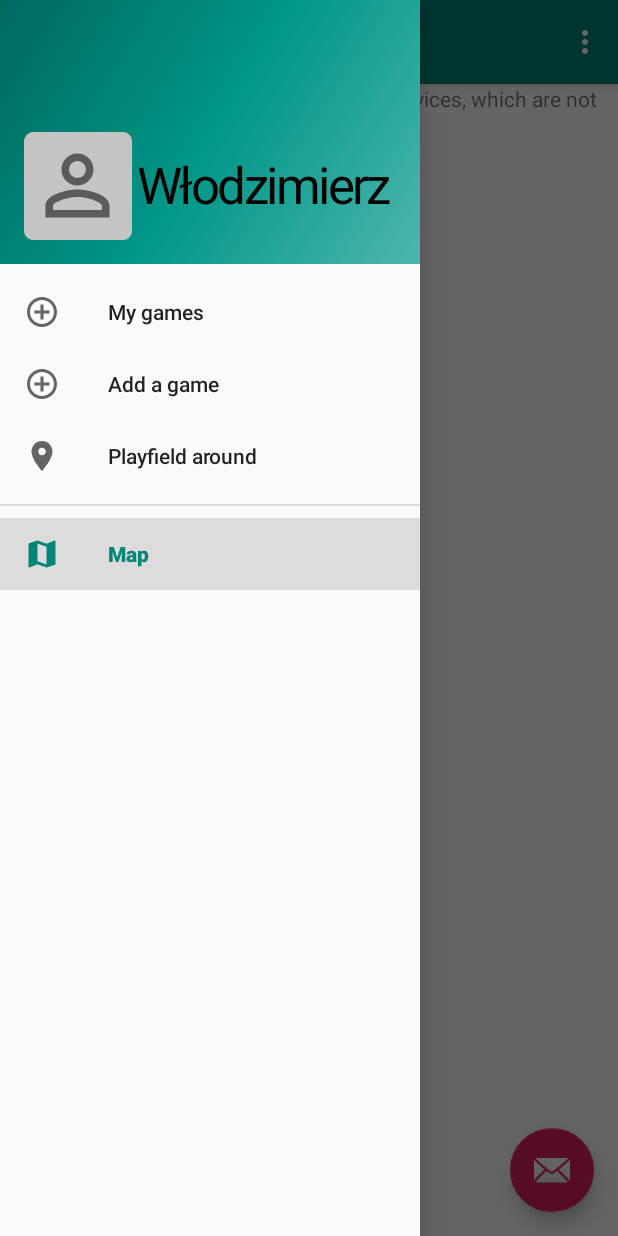
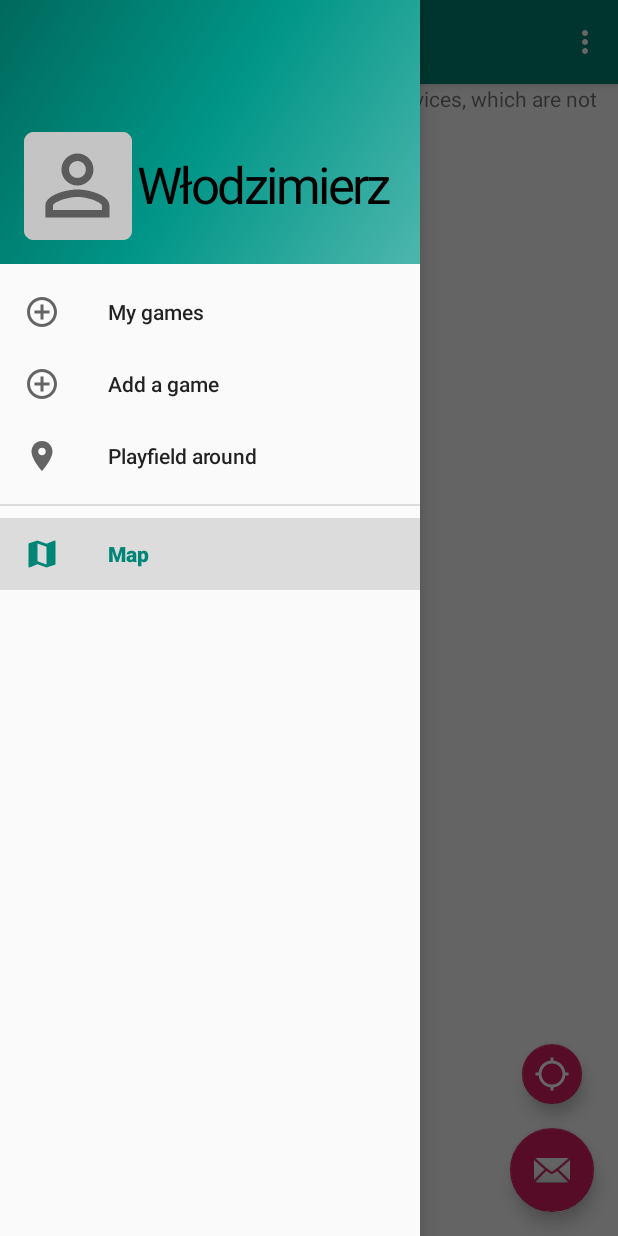
Before and after one commit to maciekkoz98/SportyApp, an Android app: the screen it shows after launch (MainActivity), with the side drawer open, on a phone screen of 412 x 824 dp. Run offline under Robolectric (Android 15) with nearby library versions, the phone set to English and light mode, and no system bars; our stand-ins replace navigation-ui.

Commit message:
localization in map fragment

```diff
--- a/SportyApp/app/build.gradle
+++ b/SportyApp/app/build.gradle
@@ -40,4 +40,5 @@ dependencies {
     testImplementation 'junit:junit:4.12'
     androidTestImplementation 'androidx.test.ext:junit:1.1.1'
     androidTestImplementation 'androidx.test.espresso:espresso-core:3.2.0'
+    implementation 'com.google.android.gms:play-services-location:17.0.0'
 }
--- a/SportyApp/app/src/main/AndroidManifest.xml
+++ b/SportyApp/app/src/main/AndroidManifest.xml
@@ -1,6 +1,8 @@
 <?xml version="1.0" encoding="utf-8"?>
 <manifest xmlns:android="http://schemas.android.com/apk/res/android"
     package="com.example.sportyapp">
+
+    <uses-permission android:name="android.permission.ACCESS_FINE_LOCATION" />
 
     <application
         android:allowBackup="true"
--- a/SportyApp/app/src/main/java/com/example/sportyapp/MainActivity.kt
+++ b/SportyApp/app/src/main/java/com/example/sportyapp/MainActivity.kt
@@ -12,9 +12,10 @@ import androidx.navigation.ui.AppBarConfiguration
 import androidx.navigation.ui.navigateUp
 import androidx.navigation.ui.setupActionBarWithNavController
 import androidx.navigation.ui.setupWithNavController
-import com.google.android.material.floatingactionbutton.FloatingActionButton
 import com.google.android.material.navigation.NavigationView
-import com.google.android.material.snackbar.Snackbar
+import androidx.navigation.ui.AppBarConfiguration as AppBarConfiguration1
+
+const val REQUEST_LOCATION = 2137
 
 class MainActivity : AppCompatActivity() {
 
@@ -26,17 +27,12 @@ class MainActivity : AppCompatActivity() {
         val toolbar: Toolbar = findViewById(R.id.toolbar)
         setSupportActionBar(toolbar)
 
-        val fab: FloatingActionButton = findViewById(R.id.fab)
-        fab.setOnClickListener { view ->
-            Snackbar.make(view, "Replace with your own action", Snackbar.LENGTH_LONG)
-                .setAction("Action", null).show()
-        }
         val drawerLayout: DrawerLayout = findViewById(R.id.drawer_layout)
         val navView: NavigationView = findViewById(R.id.nav_view)
         val navController = findNavController(R.id.nav_host_fragment)
         // Passing each menu ID as a set of Ids because each
         // menu should be considered as top level destinations.
-        appBarConfiguration = AppBarConfiguration(
+        appBarConfiguration = AppBarConfiguration1(
             setOf(
                 R.id.nav_home, R.id.nav_fields, R.id.nav_my_games,
                 R.id.nav_add_game
--- /dev/null
+++ b/SportyApp/app/src/main/res/drawable/ic_location_searching_white_24dp.xml
@@ -0,0 +1,10 @@
+<vector android:height="24dp"
+    android:tint="#FFFFFF"
+    android:viewportHeight="24.0"
+    android:viewportWidth="24.0"
+    android:width="24dp"
+    xmlns:android="http://schemas.android.com/apk/res/android">
+    <path
+        android:fillColor="#FF000000"
+        android:pathData="M20.94,11c-0.46,-4.17 -3.77,-7.48 -7.94,-7.94V1h-2v2.06C6.83,3.52 3.52,6.83 3.06,11H1v2h2.06c0.46,4.17 3.77,7.48 7.94,7.94V23h2v-2.06c4.17,-0.46 7.48,-3.77 7.94,-7.94H23v-2h-2.06zM12,19c-3.87,0 -7,-3.13 -7,-7s3.13,-7 7,-7 7,3.13 7,7 -3.13,7 -7,7z" />
+</vector>
--- /dev/null
+++ b/SportyApp/app/src/main/res/drawable/ic_my_location_white_24dp.xml
@@ -0,0 +1,10 @@
+<vector android:height="12dp"
+    android:tint="#FFFFFF"
+    android:viewportHeight="24.0"
+    android:viewportWidth="24.0"
+    android:width="12dp"
+    xmlns:android="http://schemas.android.com/apk/res/android">
+    <path
+        android:fillColor="#FF000000"
+        android:pathData="M12,8c-2.21,0 -4,1.79 -4,4s1.79,4 4,4 4,-1.79 4,-4 -1.79,-4 -4,-4zM20.94,11c-0.46,-4.17 -3.77,-7.48 -7.94,-7.94L13,1h-2v2.06C6.83,3.52 3.52,6.83 3.06,11L1,11v2h2.06c0.46,4.17 3.77,7.48 7.94,7.94L11,23h2v-2.06c4.17,-0.46 7.48,-3.77 7.94,-7.94L23,13v-2h-2.06zM12,19c-3.87,0 -7,-3.13 -7,-7s3.13,-7 7,-7 7,3.13 7,7 -3.13,7 -7,7z" />
+</vector>
--- a/SportyApp/app/src/main/res/layout/app_bar_main.xml
+++ b/SportyApp/app/src/main/res/layout/app_bar_main.xml
@@ -15,6 +15,7 @@
             android:id="@+id/toolbar"
             android:layout_width="match_parent"
             android:layout_height="?attr/actionBarSize"
+            android:layout_gravity="bottom|end"
             android:background="?attr/colorPrimary"
             app:popupTheme="@style/AppTheme.PopupOverlay" />
 
@@ -22,12 +23,5 @@
 
     <include layout="@layout/content_main" />
 
-    <com.google.android.material.floatingactionbutton.FloatingActionButton
-        android:id="@+id/fab"
-        android:layout_width="wrap_content"
-        android:layout_height="wrap_content"
-        android:layout_gravity="bottom|end"
-        android:layout_margin="@dimen/fab_margin"
-        app:srcCompat="@android:drawable/ic_dialog_email" />
 
 </androidx.coordinatorlayout.widget.CoordinatorLayout>
--- a/SportyApp/app/src/main/res/layout/fragment_home.xml
+++ b/SportyApp/app/src/main/res/layout/fragment_home.xml
@@ -1,10 +1,37 @@
 <?xml version="1.0" encoding="utf-8"?>
 
-
-<fragment xmlns:tools="http://schemas.android.com/tools"
-    xmlns:android="http://schemas.android.com/apk/res/android"
-    android:id="@+id/map"
-    android:name="com.google.android.gms.maps.SupportMapFragment"
+<androidx.coordinatorlayout.widget.CoordinatorLayout xmlns:android="http://schemas.android.com/apk/res/android"
+    xmlns:app="http://schemas.android.com/apk/res-auto"
+    xmlns:tools="http://schemas.android.com/tools"
     android:layout_width="match_parent"
     android:layout_height="match_parent"
-    tools:context=".MainActivity" />
+    tools:context=".MainActivity">
+
+    <fragment xmlns:android="http://schemas.android.com/apk/res/android"
+        xmlns:tools="http://schemas.android.com/tools"
+        android:id="@+id/map"
+        android:name="com.google.android.gms.maps.SupportMapFragment"
+        android:layout_width="match_parent"
+        android:layout_height="match_parent"
+        tools:context=".MainActivity" />
+
+    <com.google.android.material.floatingactionbutton.FloatingActionButton
+        android:id="@+id/addFAB"
+        app:srcCompat="@android:drawable/ic_dialog_email"
+        android:layout_width="wrap_content"
+        android:layout_height="wrap_content"
+        android:layout_gravity="bottom|end"
+        android:layout_margin="@dimen/fab_margin" />
+
+    <com.google.android.material.floatingactionbutton.FloatingActionButton
+        android:id="@+id/localFAB"
+        android:layout_width="wrap_content"
+        android:layout_height="wrap_content"
+        android:layout_gravity="bottom|end"
+        android:layout_marginEnd="24dp"
+        android:layout_marginBottom="88dp"
+
+        app:fabSize="mini"
+        app:maxImageSize="24dp"
+        app:srcCompat="@drawable/ic_location_searching_white_24dp" />
+</androidx.coordinatorlayout.widget.CoordinatorLayout>
--- a/SportyApp/app/src/main/res/values/strings.xml
+++ b/SportyApp/app/src/main/res/values/strings.xml
@@ -16,12 +16,13 @@
     <string name="hello_blank_fragment">Hello blank fragment</string>
     <string name="opinions_title">Opinions</string>
     <string name="last_games_title">Last games</string>
-    <string name="opinion_text_test">Bardzo fajnie się grało. Mateusz dotarł na czas bez problemów. Miał piłkę jak obiecał.</string>
+    <string name="opinion_text_test">It was big fun. Mathew was there, as he promised. He also took the ball with himself.</string>
     <string name="opinion_date_test">12.12.2019r. 16:48</string>
     <string name="organiser_title">Organiser</string>
     <string name="event_name_title">Event name</string>
     <string name="event_place_name_title">Event place</string>
     <string name="event_date_test">tue. 12.12.2019r. 16:30</string>
     <string name="user_app_bar_title">User</string>
+    <string name="no_local_permission">Without this permission app cannot localize you</string>
 
 </resources>
```
Also changed, not shown: SportyApp/app/src/main/java/com/example/sportyapp/ui/home/HomeFragment.kt (+97 -2 lines), 1 other file.
